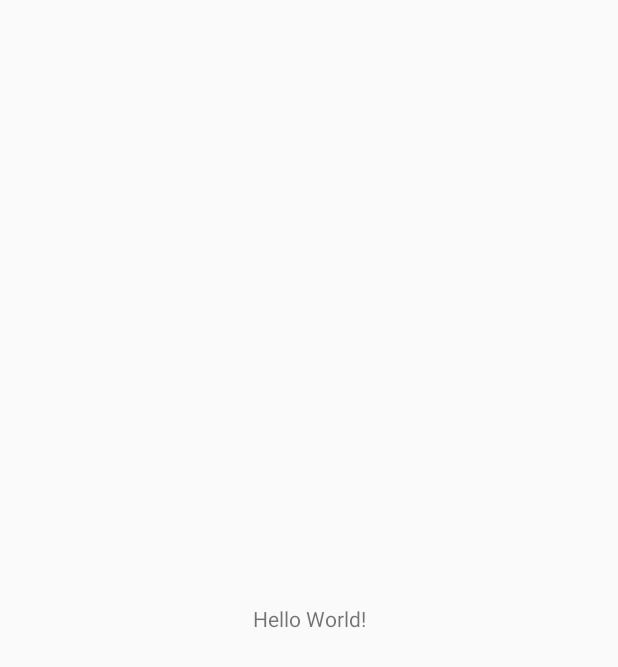
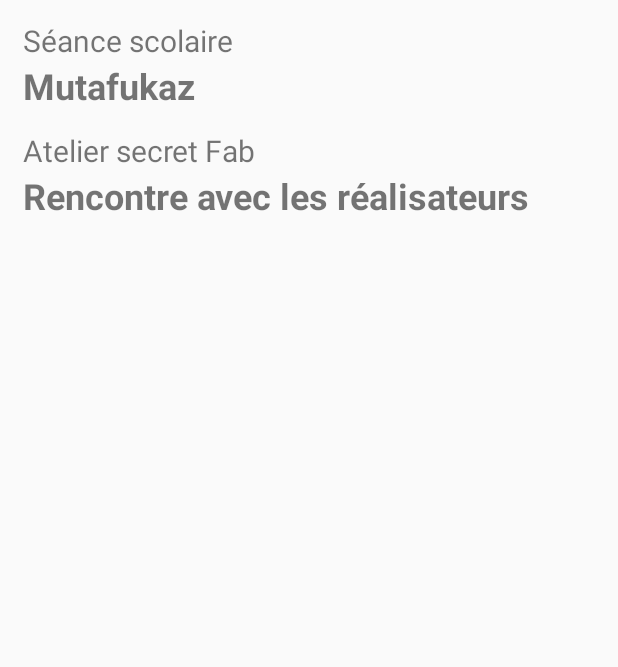
Before and after one commit to nathaliezhang/FNFA, an Android app: the screen it shows after launch (MainActivity), on a phone screen of 412 x 824 dp. Before the commit the part shown is almost empty. Shown: the top 667 px of the screen. Run offline under Robolectric (Android 15) with nearby library versions, the phone set to English and light mode, and no system bars.

Commit message:
feat(list) : static list version

```diff
--- a/app/build.gradle
+++ b/app/build.gradle
@@ -1,4 +1,5 @@
 apply plugin: 'com.android.application'
+apply plugin: 'kotlin-android'
 
 android {
     compileSdkVersion 26
@@ -25,4 +26,9 @@ dependencies {
     testImplementation 'junit:junit:4.12'
     androidTestImplementation 'com.android.support.test:runner:1.0.1'
     androidTestImplementation 'com.android.support.test.espresso:espresso-core:3.0.1'
+    compile "org.jetbrains.kotlin:kotlin-stdlib-jre7:$kotlin_version"
+    implementation 'com.android.support:recyclerview-v7:26.1.0'
 }
+repositories {
+    mavenCentral()
+}
--- a/app/src/main/java/com/example/nzhang/proto_festival/MainActivity.java
+++ /dev/null
@@ -1,13 +0,0 @@
-package com.example.nzhang.proto_festival;
-
-import android.support.v7.app.AppCompatActivity;
-import android.os.Bundle;
-
-public class MainActivity extends AppCompatActivity {
-
-    @Override
-    protected void onCreate(Bundle savedInstanceState) {
-        super.onCreate(savedInstanceState);
-        setContentView(R.layout.activity_main);
-    }
-}
--- /dev/null
+++ b/app/src/main/java/com/example/nzhang/proto_festival/MainActivity.kt
@@ -0,0 +1,57 @@
+package com.example.nzhang.proto_festival
+
+import android.support.v7.app.AppCompatActivity
+import android.os.Bundle
+import android.support.v7.widget.LinearLayoutManager
+import android.support.v7.widget.RecyclerView
+import android.view.LayoutInflater
+import android.view.View
+import android.view.ViewGroup
+import android.widget.TextView
+import com.example.nzhang.proto_festival.model.Event
+
+
+class MainActivity : AppCompatActivity() {
+
+    lateinit var recycleView: RecyclerView
+
+    override fun onCreate(savedInstanceState: Bundle?) {
+        super.onCreate(savedInstanceState)
+        setContentView(R.layout.activity_main)
+
+        this.recycleView = findViewById(R.id.container_list)
+        this.recycleView.layoutManager = LinearLayoutManager(this)
+        this.recycleView.adapter = EventAdapter()
+
+    }
+}
+
+class EventAdapter : RecyclerView.Adapter<EventAdapter.EventViewHolder>() {
+
+    private val events: List<Event> = listOf(
+            Event("Séance scolaire","Mutafukaz"),
+            Event("Atelier secret Fab", "Rencontre avec les réalisateurs")
+    )
+
+    override fun getItemCount(): Int = events.size
+
+    override fun onCreateViewHolder(parent: ViewGroup, viewType: Int) : EventViewHolder {
+        val context = parent.context
+        val layoutInflater = LayoutInflater.from(context)
+        val view = layoutInflater.inflate(R.layout.item_event, parent, false)
+        return EventViewHolder(view)
+    }
+
+    override fun onBindViewHolder(holder: EventViewHolder, position: Int) {
+        val event = events[position]
+        holder.categoryView.text = event.category
+        holder.titleView.text = event.title
+    }
+
+    class EventViewHolder(view: View) : RecyclerView.ViewHolder(view) {
+        val categoryView = view.findViewById<TextView>(R.id.text_list_item_category)
+        val titleView = view.findViewById<TextView>(R.id.text_list_item_title)
+
+    }
+
+}
--- /dev/null
+++ b/app/src/main/java/com/example/nzhang/proto_festival/model/Event.kt
@@ -0,0 +1,9 @@
+package com.example.nzhang.proto_festival.model
+
+/**
+ * Created by nathalie on 12/12/2017.
+ */
+
+data class Event(val category: String, val title: String) {
+
+}
--- a/app/src/main/res/layout/activity_main.xml
+++ b/app/src/main/res/layout/activity_main.xml
@@ -1,18 +1,17 @@
 <?xml version="1.0" encoding="utf-8"?>
-<android.support.constraint.ConstraintLayout xmlns:android="http://schemas.android.com/apk/res/android"
+<android.support.constraint.ConstraintLayout
+    xmlns:android="http://schemas.android.com/apk/res/android"
     xmlns:app="http://schemas.android.com/apk/res-auto"
     xmlns:tools="http://schemas.android.com/tools"
     android:layout_width="match_parent"
     android:layout_height="match_parent"
     tools:context="com.example.nzhang.proto_festival.MainActivity">
 
-    <TextView
-        android:layout_width="wrap_content"
-        android:layout_height="wrap_content"
-        android:text="Hello World!"
-        app:layout_constraintBottom_toBottomOf="parent"
-        app:layout_constraintLeft_toLeftOf="parent"
-        app:layout_constraintRight_toRightOf="parent"
-        app:layout_constraintTop_toTopOf="parent" />
+    <android.support.v7.widget.RecyclerView
+        android:id="@+id/container_list"
+        android:layout_width="match_parent"
+        android:layout_height="match_parent"
+        tools:listitem="@layout/item_event">
+    </android.support.v7.widget.RecyclerView>
 
 </android.support.constraint.ConstraintLayout>
--- /dev/null
+++ b/app/src/main/res/layout/item_event.xml
@@ -0,0 +1,29 @@
+<?xml version="1.0" encoding="utf-8"?>
+<android.support.constraint.ConstraintLayout
+    xmlns:android="http://schemas.android.com/apk/res/android"
+    xmlns:app="http://schemas.android.com/apk/res-auto"
+    xmlns:tools="http://schemas.android.com/tools"
+    android:layout_width="match_parent"
+    android:layout_height="wrap_content">
+
+    <TextView
+        android:id="@+id/text_list_item_category"
+        android:text="Categorie"
+        android:textSize="20dp"
+        android:layout_width="wrap_content"
+        android:layout_height="wrap_content"
+        android:paddingLeft="15dp"
+        android:paddingTop="20px"/>
+
+    <TextView
+        android:id="@+id/text_list_item_title"
+        android:layout_width="wrap_content"
+        android:layout_height="wrap_content"
+        android:text="Titre de l'événement"
+        android:textStyle="bold"
+        android:textSize="24dp"
+        android:paddingLeft="15dp"
+        app:layout_constraintTop_toBottomOf="@+id/text_list_item_category"
+        tools:layout_editor_absoluteX="0dp" />
+
+</android.support.constraint.ConstraintLayout>
--- a/build.gradle
+++ b/build.gradle
@@ -1,6 +1,7 @@
 // Top-level build file where you can add configuration options common to all sub-projects/modules.
 
 buildscript {
+    ext.kotlin_version = '1.2.0'
 
     repositories {
         google()
@@ -8,7 +9,7 @@ buildscript {
     }
     dependencies {
         classpath 'com.android.tools.build:gradle:3.0.1'
-
+        classpath "org.jetbrains.kotlin:kotlin-gradle-plugin:$kotlin_version"
 
         // NOTE: Do not place your application dependencies here; they belong
         // in the individual module build.gradle files
```
